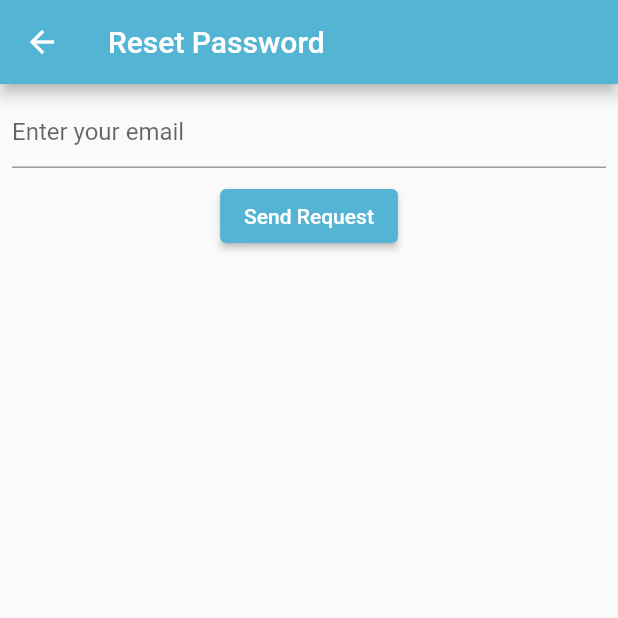
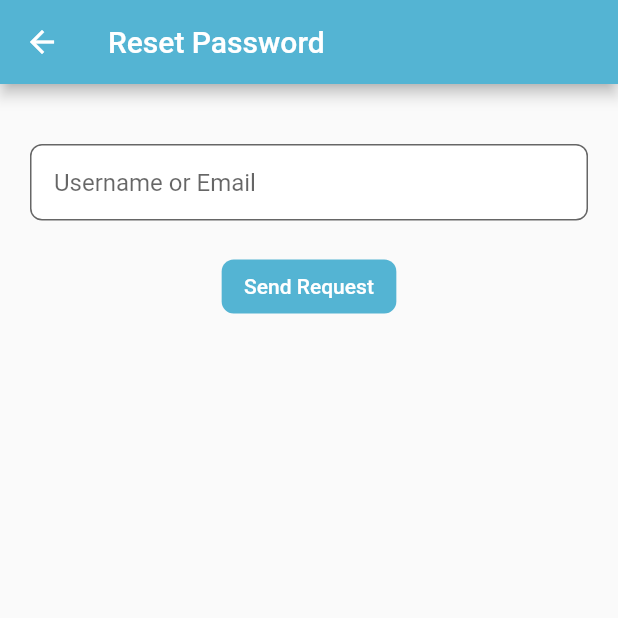
Before and after one commit to Srikar-D-Palmite/EduClip, a Flutter app: the ResetScreenPage screen opened directly, on a phone screen of 412 x 824 dp, the top half of it. Run offline on Flutter 3.47's test engine with Material 2 defaults, Android fonts, the phone set to English and light mode, and no system bars; our stand-ins replace cloud_firestore, firebase_auth, firebase_core, firebase_storage, google_sign_in, image_picker and 1 more; accounts and stored records are empty.

Commit message:
Updated Reset Password

```diff
--- a/lib/login.dart
+++ b/lib/login.dart
@@ -171,10 +171,6 @@ class _LoginFormState extends State<LoginForm> {
               onPressed: () => _submitForm(context),
               style: TextButton.styleFrom(
                 backgroundColor: Theme.of(context).colorScheme.primary,
-                // textStyle: const TextStyle(
-                //   color: Colors.black,
-                //   fontWeight: FontWeight.bold,
-                // ),
                 foregroundColor: Colors.white,
                 shape: RoundedRectangleBorder(
                     borderRadius: BorderRadius.circular(8.0)),
--- a/lib/reset_password.dart
+++ b/lib/reset_password.dart
@@ -17,21 +17,26 @@ class _ResetScreenState extends State<ResetScreenPage> {
 
   @override
   Widget build(BuildContext context) {
-    final String senderName = "Educlip";
-    final String senderEmail = "noreply@educlip.com";
-    final String subjectLine = "Reset Password Request";
     return Scaffold(
       appBar: AppBar(
         title: Text("Reset Password"),
       ),
       body: Column(
         children: [
+          SizedBox(height: 20),
           Padding(
-            padding: const EdgeInsets.all(8.0),
+            padding: const EdgeInsets.all(20.0),
             child: TextField(
               keyboardType: TextInputType.emailAddress,
               decoration: InputDecoration(
-                hintText: ("Enter your email"),
+                filled: true,
+                fillColor: Colors.white,
+                hintText: 'Username or Email',
+                contentPadding: const EdgeInsets.all(16.0),
+                border: OutlineInputBorder(
+                  borderRadius: BorderRadius.circular(8.0),
+                  borderSide: const BorderSide(width: 0.0, color: Colors.black),
+                ),
               ),
               onChanged: (value) {
                 setState(() {
@@ -43,11 +48,18 @@ class _ResetScreenState extends State<ResetScreenPage> {
           Row(
             mainAxisAlignment: MainAxisAlignment.spaceAround,
             children: [
-              ElevatedButton(
-                child: Text("Send Request"),
+              TextButton(
+                child: Text("  Send Request  "),
+                style: TextButton.styleFrom(
+                  backgroundColor: Theme.of(context).colorScheme.primary,
+                  foregroundColor: Colors.white,
+                  shape: RoundedRectangleBorder(
+                      borderRadius: BorderRadius.circular(8.0)),
+                  // minimumSize: const Size.fromHeight(50.0),
+                ),
                 onPressed: () {
                   auth.sendPasswordResetEmail(email: _email);
-                  Navigator.of(context).pushReplacementNamed('/login');
+                  Navigator.of(context).pop();
                 },
               ),
             ],
```
Also changed, not shown: lib/profile.dart (+105 -7 lines), lib/video_list.dart (+18 -23 lines), pubspec.lock.
